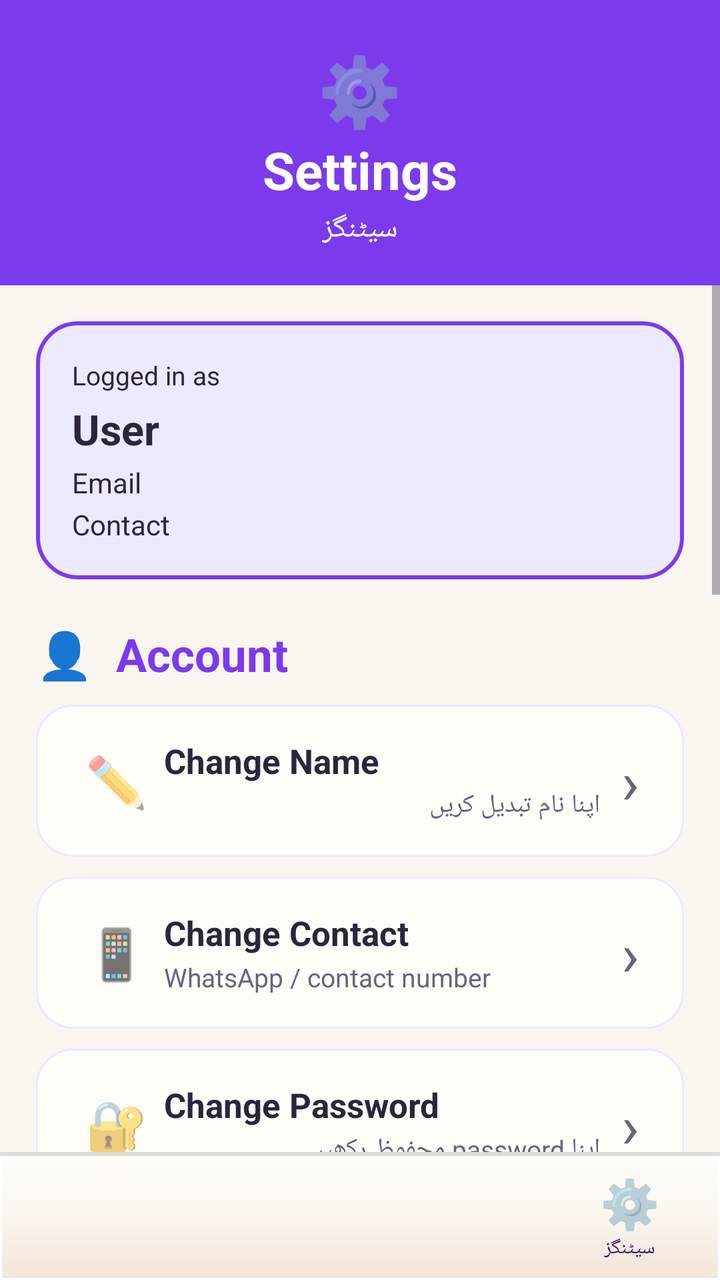
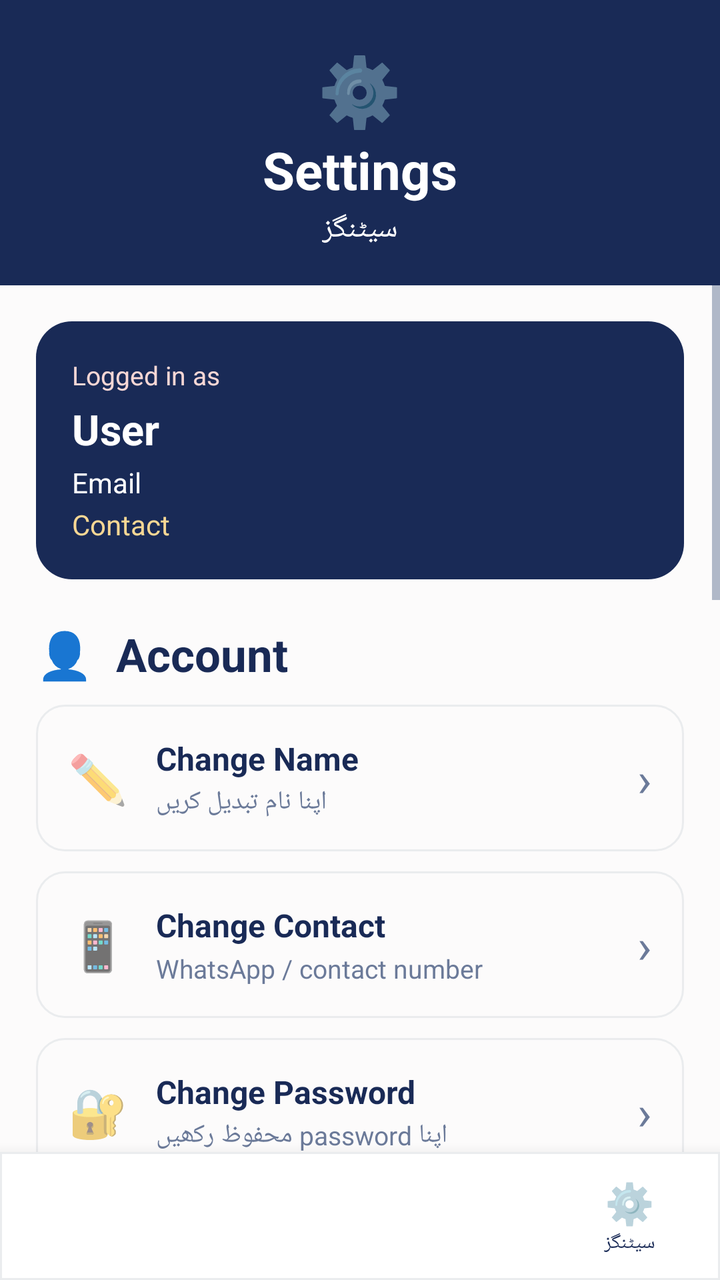

Compare the two renders of this Android layout. The source of the first and the diff that turns it into the second are given below.
<!-- AndroidManifest.xml: application theme Theme.SheEmpower -->
<!-- res/layout/activity_settings.xml -->
<?xml version="1.0" encoding="utf-8"?>
<LinearLayout
    xmlns:android="http://schemas.android.com/apk/res/android"
    android:layout_width="match_parent"
    android:layout_height="match_parent"
    android:orientation="vertical"
    android:background="?android:attr/windowBackground">

    

    <LinearLayout
        android:layout_width="match_parent"
        android:layout_height="wrap_content"
        android:orientation="vertical"
        android:gravity="center"
        android:paddingStart="24dp"
        android:paddingEnd="24dp"
        android:paddingTop="22dp"
        android:paddingBottom="18dp"
        android:background="@color/primary_pink">

        <TextView
            android:layout_width="wrap_content"
            android:layout_height="wrap_content"
            android:text="⚙️"
            android:textSize="34sp"/>

        <TextView
            android:layout_width="wrap_content"
            android:layout_height="wrap_content"
            android:text="Settings"
            android:textColor="@android:color/white"
            android:textSize="26sp"
            android:textStyle="bold"/>

        <TextView
            android:layout_width="wrap_content"
            android:layout_height="wrap_content"
            android:text="سیٹنگز"
            android:textColor="@android:color/white"
            android:textSize="15sp"
            android:layout_marginTop="2dp"/>

    </LinearLayout>

    <ScrollView
        android:layout_width="match_parent"
        android:layout_height="0dp"
        android:layout_weight="1"
        android:fillViewport="true">

        <LinearLayout
            android:layout_width="match_parent"
            android:layout_height="wrap_content"
            android:orientation="vertical"
            android:padding="18dp">

            

            

            <LinearLayout
                android:layout_width="match_parent"
                android:layout_height="wrap_content"
                android:orientation="vertical"
                android:padding="18dp"
                android:background="@drawable/settings_user_card">

                <TextView
                    android:layout_width="wrap_content"
                    android:layout_height="wrap_content"
                    android:text="Logged in as"
                    android:textColor="@color/settings_card_text"
                    android:textSize="13sp"/>

                <TextView
                    android:id="@+id/tvUserName"
                    android:layout_width="match_parent"
                    android:layout_height="wrap_content"
                    android:text="User"
                    android:textColor="@color/settings_card_text"
                    android:textSize="21sp"
                    android:textStyle="bold"
                    android:layout_marginTop="4dp"/>

                <TextView
                    android:id="@+id/tvUserEmail"
                    android:layout_width="match_parent"
                    android:layout_height="wrap_content"
                    android:text="Email"
                    android:textColor="@color/settings_card_text"
                    android:textSize="14sp"
                    android:layout_marginTop="3dp"/>

                <TextView
                    android:id="@+id/tvUserContact"
                    android:layout_width="match_parent"
                    android:layout_height="wrap_content"
                    android:text="Contact"
                    android:textColor="@color/settings_card_text"
                    android:textSize="14sp"
                    android:layout_marginTop="2dp"/>

            </LinearLayout>

            

            <TextView
                android:layout_width="wrap_content"
                android:layout_height="wrap_content"
                android:text="👤  Account"
                android:textColor="@color/primary_pink"
                android:textSize="23sp"
                android:textStyle="bold"
                android:layout_marginTop="22dp"
                android:layout_marginBottom="10dp"/>

            

            <LinearLayout
                android:id="@+id/llChangeName"
                style="@style/SettingsCardStyle"
                android:background="@drawable/settings_item_background"
                android:clickable="true"
                android:focusable="true">

                <TextView
                    style="@style/SettingsIconStyle"
                    android:text="✏️"/>

                <LinearLayout
                    android:layout_width="0dp"
                    android:layout_height="wrap_content"
                    android:layout_weight="1"
                    android:orientation="vertical">

                    <TextView
                        style="@style/SettingsTitleStyle"
                        android:text="Change Name"/>

                    <TextView
                        style="@style/SettingsSubtitleStyle"
                        android:text="اپنا نام تبدیل کریں"/>

                </LinearLayout>

                <TextView
                    style="@style/SettingsArrowStyle"
                    android:text="›"/>

            </LinearLayout>

            

            <LinearLayout
                android:id="@+id/llChangeContact"
                style="@style/SettingsCardStyle"
                android:background="@drawable/settings_item_background"
                android:clickable="true"
                android:focusable="true">

                <TextView
                    style="@style/SettingsIconStyle"
                    android:text="📱"/>

                <LinearLayout
                    android:layout_width="0dp"
                    android:layout_height="wrap_content"
                    android:layout_weight="1"
                    android:orientation="vertical">

                    <TextView
                        style="@style/SettingsTitleStyle"
                        android:text="Change Contact"/>

                    <TextView
                        style="@style/SettingsSubtitleStyle"
                        android:text="WhatsApp / contact number"/>

                </LinearLayout>

                <TextView
                    style="@style/SettingsArrowStyle"
                    android:text="›"/>

            </LinearLayout>

            

            <LinearLayout
                android:id="@+id/llChangePassword"
                style="@style/SettingsCardStyle"
                android:background="@drawable/settings_item_background"
                android:clickable="true"
                android:focusable="true">

                <TextView
                    style="@style/SettingsIconStyle"
                    android:text="🔐"/>

                <LinearLayout
                    android:layout_width="0dp"
                    android:layout_height="wrap_content"
                    android:layout_weight="1"
                    android:orientation="vertical">

                    <TextView
                        style="@style/SettingsTitleStyle"
                        android:text="Change Password"/>

                    <TextView
                        style="@style/SettingsSubtitleStyle"
                        android:text="اپنا password محفوظ رکھیں"/>

                </LinearLayout>

                <TextView
                    style="@style/SettingsArrowStyle"
                    android:text="›"/>

            </LinearLayout>

            

            <TextView
                android:layout_width="wrap_content"
                android:layout_height="wrap_content"
                android:text="⚙️  App Settings"
                android:textColor="@color/primary_pink"
                android:textSize="23sp"
                android:textStyle="bold"
                android:layout_marginTop="22dp"
                android:layout_marginBottom="10dp"/>

            

            <LinearLayout
                style="@style/SettingsCardStyle"
                android:background="@drawable/settings_item_background">

                <TextView
                    style="@style/SettingsIconStyle"
                    android:text="🔔"/>

                <LinearLayout
                    android:layout_width="0dp"
                    android:layout_height="wrap_content"
                    android:layout_weight="1"
                    android:orientation="vertical">

                    <TextView
                        style="@style/SettingsTitleStyle"
                        android:text="Notifications"/>

                    <TextView
                        style="@style/SettingsSubtitleStyle"
                        android:text="Enable / Disable notifications"/>

                </LinearLayout>

                <Switch
                    android:id="@+id/switchNotifications"
                    android:layout_width="wrap_content"
                    android:layout_height="wrap_content"
                    android:buttonTint="@color/primary_pink"/>

            </LinearLayout>

            

            <LinearLayout
                style="@style/SettingsCardStyle"
                android:background="@drawable/settings_item_background">

                <TextView
                    style="@style/SettingsIconStyle"
                    android:text="🌙"/>

                <LinearLayout
                    android:layout_width="0dp"
                    android:layout_height="wrap_content"
                    android:layout_weight="1"
                    android:orientation="vertical">

                    <TextView
                        style="@style/SettingsTitleStyle"
                        android:text="Dark Theme"/>

                    <TextView
                        style="@style/SettingsSubtitleStyle"
                        android:text="Enable / Disable dark mode"/>

                </LinearLayout>

                <Switch
                    android:id="@+id/switchDarkTheme"
                    android:layout_width="wrap_content"
                    android:layout_height="wrap_content"
                    android:buttonTint="@color/primary_pink"/>

            </LinearLayout>

            

            <TextView
                android:layout_width="wrap_content"
                android:layout_height="wrap_content"
                android:text="ℹ️  More Information"
                android:textColor="@color/primary_pink"
                android:textSize="23sp"
                android:textStyle="bold"
                android:layout_marginTop="22dp"
                android:layout_marginBottom="10dp"/>

            

            <LinearLayout
                android:id="@+id/llPrivacyPolicy"
                style="@style/SettingsCardStyle"
                android:background="@drawable/settings_item_background"
                android:clickable="true"
                android:focusable="true">

                <TextView
                    style="@style/SettingsIconStyle"
                    android:text="🔒"/>

                <LinearLayout
                    android:layout_width="0dp"
                    android:layout_height="wrap_content"
                    android:layout_weight="1"
                    android:orientation="vertical">

                    <TextView
                        style="@style/SettingsTitleStyle"
                        android:text="Privacy Policy"/>

                    <TextView
                        style="@style/SettingsSubtitleStyle"
                        android:text="رازداری کی پالیسی"/>

                </LinearLayout>

                <TextView
                    style="@style/SettingsArrowStyle"
                    android:text="›"/>

            </LinearLayout>

            

            <LinearLayout
                android:id="@+id/llTermsConditions"
                style="@style/SettingsCardStyle"
                android:background="@drawable/settings_item_background"
                android:clickable="true"
                android:focusable="true">

                <TextView
                    style="@style/SettingsIconStyle"
                    android:text="📜"/>

                <LinearLayout
                    android:layout_width="0dp"
                    android:layout_height="wrap_content"
                    android:layout_weight="1"
                    android:orientation="vertical">

                    <TextView
                        style="@style/SettingsTitleStyle"
                        android:text="Terms &amp; Conditions"/>

                    <TextView
                        style="@style/SettingsSubtitleStyle"
                        android:text="شرائط و ضوابط"/>

                </LinearLayout>

                <TextView
                    style="@style/SettingsArrowStyle"
                    android:text="›"/>

            </LinearLayout>

            

            <LinearLayout
                android:id="@+id/llAboutApp"
                style="@style/SettingsCardStyle"
                android:background="@drawable/settings_item_background"
                android:clickable="true"
                android:focusable="true">

                <TextView
                    style="@style/SettingsIconStyle"
                    android:text="💗"/>

                <LinearLayout
                    android:layout_width="0dp"
                    android:layout_height="wrap_content"
                    android:layout_weight="1"
                    android:orientation="vertical">

                    <TextView
                        style="@style/SettingsTitleStyle"
                        android:text="About She Empower"/>

                    <TextView
                        style="@style/SettingsSubtitleStyle"
                        android:text="Version 1.0"/>

                </LinearLayout>

                <TextView
                    style="@style/SettingsArrowStyle"
                    android:text="›"/>

            </LinearLayout>

            

            <Button
                android:id="@+id/btnLogout"
                android:layout_width="match_parent"
                android:layout_height="58dp"
                android:text="LOGOUT"
                android:textSize="17sp"
                android:textStyle="bold"
                android:textColor="@android:color/white"
                android:backgroundTint="@color/primary_pink"
                android:layout_marginTop="28dp"/>

            

            <Button
                android:id="@+id/btnDeleteAccount"
                android:layout_width="match_parent"
                android:layout_height="58dp"
                android:text="DELETE ACCOUNT"
                android:textSize="16sp"
                android:textStyle="bold"
                android:textColor="@android:color/white"
                android:backgroundTint="@color/error_red"
                android:layout_marginTop="10dp"
                android:layout_marginBottom="20dp"/>

        </LinearLayout>

    </ScrollView>
    <include
        layout="@layout/bottom_nav_bar"
        android:layout_width="match_parent"
        android:layout_height="64dp"/>

</LinearLayout>
<!-- res/layout/bottom_nav_bar.xml (included above) -->
<?xml version="1.0" encoding="utf-8"?>
<LinearLayout
    xmlns:android="http://schemas.android.com/apk/res/android"
    android:id="@+id/bottomNav"
    android:layout_width="match_parent"
    android:layout_height="64dp"
    android:orientation="horizontal"
    android:background="@drawable/bg_skeu_nav"
    android:elevation="12dp">

    
    <LinearLayout
        android:id="@+id/navItem1"
        android:layout_width="0dp"
        android:layout_height="match_parent"
        android:layout_weight="1"
        android:orientation="vertical"
        android:gravity="center"
        android:clickable="true"
        android:focusable="true">

        <TextView
            android:id="@+id/navIcon1"
            android:layout_width="wrap_content"
            android:layout_height="wrap_content"
            android:textSize="20sp"/>

        <TextView
            android:id="@+id/navLabel1"
            android:layout_width="wrap_content"
            android:layout_height="wrap_content"
            android:textSize="10sp"
            android:textColor="@color/lavender_text"/>

    </LinearLayout>

    
    <LinearLayout
        android:id="@+id/navItem2"
        android:layout_width="0dp"
        android:layout_height="match_parent"
        android:layout_weight="1"
        android:orientation="vertical"
        android:gravity="center"
        android:clickable="true"
        android:focusable="true">

        <TextView
            android:id="@+id/navIcon2"
            android:layout_width="wrap_content"
            android:layout_height="wrap_content"
            android:textSize="20sp"/>

        <TextView
            android:id="@+id/navLabel2"
            android:layout_width="wrap_content"
            android:layout_height="wrap_content"
            android:textSize="10sp"
            android:textColor="@color/lavender_text"/>

    </LinearLayout>

    
    <LinearLayout
        android:id="@+id/navItem3"
        android:layout_width="0dp"
        android:layout_height="match_parent"
        android:layout_weight="1"
        android:orientation="vertical"
        android:gravity="center"
        android:clickable="true"
        android:focusable="true">

        <TextView
            android:id="@+id/navIcon3"
            android:layout_width="wrap_content"
            android:layout_height="wrap_content"
            android:textSize="20sp"/>

        <TextView
            android:id="@+id/navLabel3"
            android:layout_width="wrap_content"
            android:layout_height="wrap_content"
            android:textSize="10sp"
            android:textColor="@color/lavender_text"/>

    </LinearLayout>

    
    <LinearLayout
        android:id="@+id/navItem4"
        android:layout_width="0dp"
        android:layout_height="match_parent"
        android:layout_weight="1"
        android:orientation="vertical"
        android:gravity="center"
        android:clickable="true"
        android:focusable="true">

        <TextView
            android:id="@+id/navIcon4"
            android:layout_width="wrap_content"
            android:layout_height="wrap_content"
            android:text="⚙️"
            android:textSize="24sp"/>

        <TextView
            android:id="@+id/navLabel4"
            android:layout_width="wrap_content"
            android:layout_height="wrap_content"
            android:text="سیٹنگز"
            android:textSize="10sp"
            android:textColor="@color/lavender_text"/>

    </LinearLayout>

</LinearLayout>
<!-- resources referenced by this layout -->
<resources>
  <color name="error_red">#EF4444</color>
  <color name="lavender_text">#3B0764</color>
  <color name="primary_pink">#7C3AED</color>
  <color name="settings_card_text">#2D253B</color>
  <!-- drawable bg_skeu_nav (drawable) -->
  <?xml version="1.0" encoding="utf-8"?>
  <layer-list xmlns:android="http://schemas.android.com/apk/res/android">
      
      <item>
          <shape android:shape="rectangle">
              <gradient
                  android:startColor="#202D253B"
                  android:endColor="#00000000"
                  android:angle="270" />
          </shape>
      </item>
      
      <item android:top="2dp">
          <shape android:shape="rectangle">
              <gradient
                  android:startColor="#FFFDF9"
                  android:centerColor="#FAF5EF"
                  android:endColor="#F0E5D8"
                  android:angle="270" />
              <stroke android:width="1dp" android:color="#FFFFFF" />
          </shape>
      </item>
  </layer-list>
  <!-- drawable settings_item_background (drawable) -->
  <?xml version="1.0" encoding="utf-8"?>
  <shape xmlns:android="http://schemas.android.com/apk/res/android">
  
      <solid android:color="@color/settings_card"/>
  
      <corners android:radius="18dp"/>
  
      <stroke
          android:width="1dp"
          android:color="@color/light_pink"/>
  
      <padding
          android:left="2dp"
          android:right="2dp"
          android:top="2dp"
          android:bottom="2dp"/>
  
  </shape>
  <!-- drawable settings_user_card (drawable) -->
  <?xml version="1.0" encoding="utf-8"?>
  <shape xmlns:android="http://schemas.android.com/apk/res/android">
  
      <solid android:color="@color/light_pink"/>
  
      <corners android:radius="20dp"/>
  
      <stroke
          android:width="2dp"
          android:color="@color/primary_pink"/>
  
  </shape>
  <style name="SettingsArrowStyle">
          <item name="android:layout_width">30dp</item>
          <item name="android:layout_height">wrap_content</item>
          <item name="android:gravity">center</item>
          <item name="android:textColor">@color/text_gray</item>
          <item name="android:textSize">30sp</item>
      </style>
  <style name="SettingsCardStyle">
          <item name="android:layout_width">match_parent</item>
          <item name="android:layout_height">76dp</item>
          <item name="android:orientation">horizontal</item>
          <item name="android:gravity">center_vertical</item>
          <item name="android:paddingStart">16dp</item>
          <item name="android:paddingEnd">12dp</item>
          <item name="android:paddingTop">8dp</item>
          <item name="android:paddingBottom">8dp</item>
          <item name="android:layout_marginBottom">10dp</item>
      </style>
  <style name="SettingsIconStyle">
          <item name="android:layout_width">48dp</item>
          <item name="android:layout_height">wrap_content</item>
          <item name="android:gravity">center</item>
          <item name="android:textSize">25sp</item>
      </style>
  <style name="SettingsSubtitleStyle">
          <item name="android:layout_width">match_parent</item>
          <item name="android:layout_height">wrap_content</item>
          <item name="android:textColor">@color/text_gray</item>
          <item name="android:textSize">13sp</item>
          <item name="android:layout_marginTop">2dp</item>
      </style>
  <style name="SettingsTitleStyle">
          <item name="android:layout_width">match_parent</item>
          <item name="android:layout_height">wrap_content</item>
          <item name="android:textColor">@color/text_dark</item>
          <item name="android:textSize">17sp</item>
          <item name="android:textStyle">bold</item>
      </style>
  <style name="Theme.SheEmpower" parent="Theme.AppCompat.Light.NoActionBar">
          <item name="colorPrimary">@color/lavender_primary</item>
          <item name="colorPrimaryDark">@color/lavender_dark</item>
          <item name="colorAccent">@color/lavender_primary</item>
          <item name="android:windowBackground">@color/bg_cream</item>
          <item name="android:colorBackground">@color/bg_cream</item>
          <item name="android:textColorPrimary">@color/text_dark</item>
          <item name="android:textColorSecondary">@color/text_gray</item>
      </style>
  <color name="settings_card">#FFFDF8</color>
  <color name="light_pink">#EDE9FE</color>
  <color name="text_gray">#6B637B</color>
  <color name="text_dark">#2D253B</color>
  <color name="lavender_primary">#7C3AED</color>
  <color name="lavender_dark">#5B21B6</color>
  <color name="bg_cream">#FAF5EF</color>
</resources>

<!-- the commit's change to res/layout/activity_settings.xml (unified diff, before → after) -->
@@ -70,7 +70,7 @@
                     android:layout_width="wrap_content"
                     android:layout_height="wrap_content"
                     android:text="Logged in as"
-                    android:textColor="@color/settings_card_text"
+                    android:textColor="@color/skeu_pink_light"
                     android:textSize="13sp"/>
 
                 <TextView
@@ -78,7 +78,7 @@
                     android:layout_width="match_parent"
                     android:layout_height="wrap_content"
                     android:text="User"
-                    android:textColor="@color/settings_card_text"
+                    android:textColor="@color/card_bg"
                     android:textSize="21sp"
                     android:textStyle="bold"
                     android:layout_marginTop="4dp"/>
@@ -88,7 +88,7 @@
                     android:layout_width="match_parent"
                     android:layout_height="wrap_content"
                     android:text="Email"
-                    android:textColor="@color/settings_card_text"
+                    android:textColor="@color/card_bg"
                     android:textSize="14sp"
                     android:layout_marginTop="3dp"/>
 
@@ -97,7 +97,7 @@
                     android:layout_width="match_parent"
                     android:layout_height="wrap_content"
                     android:text="Contact"
-                    android:textColor="@color/settings_card_text"
+                    android:textColor="@color/accent"
                     android:textSize="14sp"
                     android:layout_marginTop="2dp"/>
 
@@ -486,7 +486,7 @@
             android:layout_width="wrap_content"
             android:layout_height="wrap_content"
             android:textSize="10sp"
-            android:textColor="@color/lavender_text"/>
+            android:textColor="@color/text_primary"/>
 
     </LinearLayout>
 
@@ -512,7 +512,7 @@
             android:layout_width="wrap_content"
             android:layout_height="wrap_content"
             android:textSize="10sp"
-            android:textColor="@color/lavender_text"/>
+            android:textColor="@color/text_primary"/>
 
     </LinearLayout>
 
@@ -538,7 +538,7 @@
             android:layout_width="wrap_content"
             android:layout_height="wrap_content"
             android:textSize="10sp"
-            android:textColor="@color/lavender_text"/>
+            android:textColor="@color/text_primary"/>
 
     </LinearLayout>
 
@@ -558,7 +558,7 @@
             android:layout_width="wrap_content"
             android:layout_height="wrap_content"
             android:text="⚙️"
-            android:textSize="24sp"/>
+            android:textSize="20sp"/>
 
         <TextView
             android:id="@+id/navLabel4"
@@ -566,7 +566,7 @@
             android:layout_height="wrap_content"
             android:text="سیٹنگز"
             android:textSize="10sp"
-            android:textColor="@color/lavender_text"/>
+            android:textColor="@color/text_primary"/>
 
     </LinearLayout>
 
<!-- resource entries referenced after the edit -->
@@ -1,118 +1,92 @@
 <!-- resources referenced by this layout -->
 <resources>
-  <color name="error_red">#EF4444</color>
-  <color name="lavender_text">#3B0764</color>
-  <color name="primary_pink">#7C3AED</color>
-  <color name="settings_card_text">#2D253B</color>
+  <color name="accent">#F7D794</color>
+  <color name="card_bg">#FFFFFF</color>
+  <color name="error_red">#E74C3C</color>
+  <color name="primary_pink">#192A56</color>
+  <color name="skeu_pink_light">#F8D7D5</color>
+  <color name="text_primary">#192A56</color>
+  <color name="settings_card_text">#192A56</color>
+  <color name="primary">#192A56</color>
+  <color name="primary_dark">#0F1B3D</color>
+  <color name="background">#FCFBFB</color>
   <!-- drawable bg_skeu_nav (drawable) -->
   <?xml version="1.0" encoding="utf-8"?>
-  <layer-list xmlns:android="http://schemas.android.com/apk/res/android">
-      
-      <item>
-          <shape android:shape="rectangle">
-              <gradient
-                  android:startColor="#202D253B"
-                  android:endColor="#00000000"
-                  android:angle="270" />
-          </shape>
-      </item>
-      
-      <item android:top="2dp">
-          <shape android:shape="rectangle">
-              <gradient
-                  android:startColor="#FFFDF9"
-                  android:centerColor="#FAF5EF"
-                  android:endColor="#F0E5D8"
-                  android:angle="270" />
-              <stroke android:width="1dp" android:color="#FFFFFF" />
-          </shape>
-      </item>
-  </layer-list>
+  <shape xmlns:android="http://schemas.android.com/apk/res/android"
+      android:shape="rectangle">
+      <solid android:color="@color/white" />
+      <stroke android:color="@color/card_border" android:width="1dp" />
+  </shape>
   <!-- drawable settings_item_background (drawable) -->
   <?xml version="1.0" encoding="utf-8"?>
-  <shape xmlns:android="http://schemas.android.com/apk/res/android">
-  
-      <solid android:color="@color/settings_card"/>
-  
-      <corners android:radius="18dp"/>
-  
-      <stroke
-          android:width="1dp"
-          android:color="@color/light_pink"/>
-  
-      <padding
-          android:left="2dp"
-          android:right="2dp"
-          android:top="2dp"
-          android:bottom="2dp"/>
-  
+  <shape xmlns:android="http://schemas.android.com/apk/res/android"
+      android:shape="rectangle">
+      <solid android:color="@color/pearl_white" />
+      <corners android:radius="14dp" />
+      <stroke android:color="@color/skeu_cream_border" android:width="1dp" />
   </shape>
   <!-- drawable settings_user_card (drawable) -->
   <?xml version="1.0" encoding="utf-8"?>
-  <shape xmlns:android="http://schemas.android.com/apk/res/android">
-  
-      <solid android:color="@color/light_pink"/>
-  
-      <corners android:radius="20dp"/>
-  
-      <stroke
-          android:width="2dp"
-          android:color="@color/primary_pink"/>
-  
+  <shape xmlns:android="http://schemas.android.com/apk/res/android"
+      android:shape="rectangle">
+      <solid android:color="@color/midnight_navy" />
+      <corners android:radius="18dp" />
+      <padding
+          android:left="16dp"
+          android:top="16dp"
+          android:right="16dp"
+          android:bottom="16dp" />
   </shape>
   <style name="SettingsArrowStyle">
-          <item name="android:layout_width">30dp</item>
+          <item name="android:layout_width">wrap_content</item>
           <item name="android:layout_height">wrap_content</item>
-          <item name="android:gravity">center</item>
-          <item name="android:textColor">@color/text_gray</item>
-          <item name="android:textSize">30sp</item>
+          <item name="android:textSize">24sp</item>
+          <item name="android:textColor">@color/text_secondary</item>
       </style>
   <style name="SettingsCardStyle">
           <item name="android:layout_width">match_parent</item>
-          <item name="android:layout_height">76dp</item>
+          <item name="android:layout_height">wrap_content</item>
           <item name="android:orientation">horizontal</item>
           <item name="android:gravity">center_vertical</item>
-          <item name="android:paddingStart">16dp</item>
-          <item name="android:paddingEnd">12dp</item>
-          <item name="android:paddingTop">8dp</item>
-          <item name="android:paddingBottom">8dp</item>
+          <item name="android:padding">16dp</item>
           <item name="android:layout_marginBottom">10dp</item>
+          <item name="android:minHeight">68dp</item>
       </style>
   <style name="SettingsIconStyle">
-          <item name="android:layout_width">48dp</item>
+          <item name="android:layout_width">wrap_content</item>
           <item name="android:layout_height">wrap_content</item>
-          <item name="android:gravity">center</item>
-          <item name="android:textSize">25sp</item>
+          <item name="android:textSize">24sp</item>
+          <item name="android:layout_marginEnd">14dp</item>
       </style>
   <style name="SettingsSubtitleStyle">
-          <item name="android:layout_width">match_parent</item>
+          <item name="android:layout_width">wrap_content</item>
           <item name="android:layout_height">wrap_content</item>
-          <item name="android:textColor">@color/text_gray</item>
           <item name="android:textSize">13sp</item>
+          <item name="android:textColor">@color/text_secondary</item>
           <item name="android:layout_marginTop">2dp</item>
       </style>
   <style name="SettingsTitleStyle">
-          <item name="android:layout_width">match_parent</item>
+          <item name="android:layout_width">wrap_content</item>
           <item name="android:layout_height">wrap_content</item>
-          <item name="android:textColor">@color/text_dark</item>
-          <item name="android:textSize">17sp</item>
+          <item name="android:textSize">16sp</item>
           <item name="android:textStyle">bold</item>
+          <item name="android:textColor">@color/settings_card_text</item>
       </style>
   <style name="Theme.SheEmpower" parent="Theme.AppCompat.Light.NoActionBar">
-          <item name="colorPrimary">@color/lavender_primary</item>
-          <item name="colorPrimaryDark">@color/lavender_dark</item>
-          <item name="colorAccent">@color/lavender_primary</item>
-          <item name="android:windowBackground">@color/bg_cream</item>
-          <item name="android:colorBackground">@color/bg_cream</item>
-          <item name="android:textColorPrimary">@color/text_dark</item>
-          <item name="android:textColorSecondary">@color/text_gray</item>
+          <item name="colorPrimary">@color/primary</item>
+          <item name="colorPrimaryDark">@color/primary_dark</item>
+          <item name="colorAccent">@color/accent</item>
+          <item name="android:windowBackground">@color/background</item>
+          <item name="android:colorBackground">@color/background</item>
+          <item name="android:textColorPrimary">@color/text_primary</item>
+          <item name="android:textColorSecondary">@color/text_secondary</item>
+          <item name="android:statusBarColor">@color/primary_dark</item>
       </style>
-  <color name="settings_card">#FFFDF8</color>
-  <color name="light_pink">#EDE9FE</color>
-  <color name="text_gray">#6B637B</color>
-  <color name="text_dark">#2D253B</color>
-  <color name="lavender_primary">#7C3AED</color>
-  <color name="lavender_dark">#5B21B6</color>
-  <color name="bg_cream">#FAF5EF</color>
+  <color name="white">#FFFFFF</color>
+  <color name="card_border">#EAECEE</color>
+  <color name="pearl_white">#FCFBFB</color>
+  <color name="skeu_cream_border">#EAECEE</color>
+  <color name="midnight_navy">#192A56</color>
+  <color name="text_secondary">#6B7A99</color>
 </resources>
 
